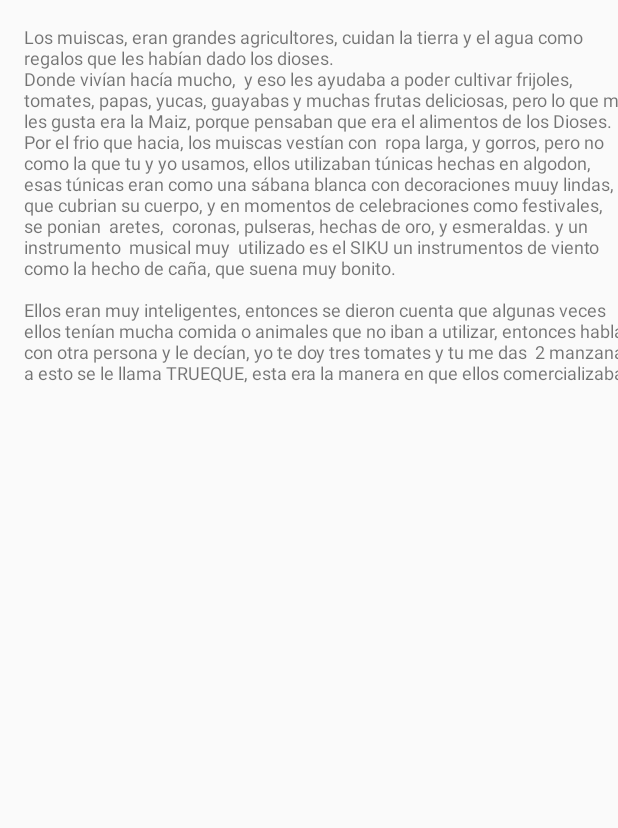
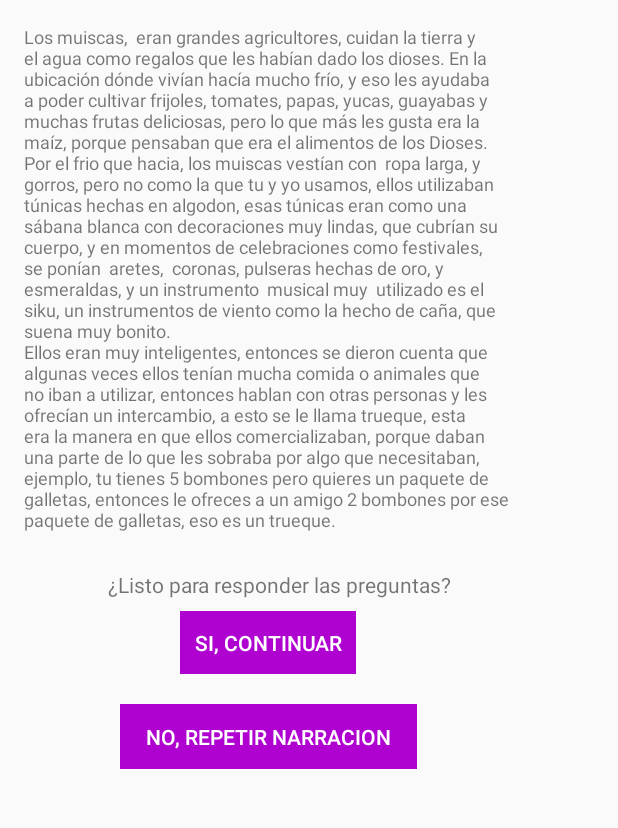
Before and after one commit to imdevelopco/Muiska, an Android app: the NarrationActivity screen opened directly, with no data from a screen before it, on a phone screen of 412 x 824 dp, the part 84-912 px from its top. Run offline under Robolectric (Android 15) with nearby library versions, the phone set to English and light mode, and no system bars.

Commit message:
Activities (Questions) and DAO(Questions and Answers)

```diff
--- a/app/src/main/java/com/example/muiska/models/DatabaseOpenHelper.java
+++ b/app/src/main/java/com/example/muiska/models/DatabaseOpenHelper.java
@@ -21,13 +21,13 @@ public class DatabaseOpenHelper extends SQLiteOpenHelper {
         db.execSQL(UtilitiesDatabase.Tabla_Respuesta.CREATE_TABLE_RESPUESTA);
         db.execSQL(UtilitiesDatabase.Tabla_Pregunta.CREATE_TABLE_PREGUNTA);
         db.execSQL(UtilitiesDatabase.Tabla_Respuesta_Pregunta.CREATE_TABLE_RESPUESTA_PREGUNTA);
-        /* insert*/
+        /* inserts*/
         this.insertEstacion(db,"Costumbres y modos de vida");
         this.insertNarracion(db,(
-                "Los muiscas, eran grandes agricultores, cuidan la tierra y el agua como regalos que les habían dado los dioses."
-                +"\n" +"Donde vivían hacía mucho,  y eso les ayudaba a poder cultivar frijoles, tomates, papas, yucas, guayabas y muchas frutas deliciosas, pero lo que más les gusta era la Maiz, porque pensaban que era el alimentos de los Dioses." +
-                        "\n" +  "Por el frio que hacia, los muiscas vestían con  ropa larga, y gorros, pero no como la que tu y yo usamos, ellos utilizaban túnicas hechas en algodon, esas túnicas eran como una sábana blanca con decoraciones muuy lindas, que cubrian su cuerpo, y en momentos de celebraciones como festivales, se ponian  aretes,  coronas, pulseras, hechas de oro, y esmeraldas. y un instrumento  musical muy  utilizado es el SIKU un instrumentos de viento como la hecho de caña, que suena muy bonito. \n" +
-                        "\n" +"Ellos eran muy inteligentes, entonces se dieron cuenta que algunas veces ellos tenían mucha comida o animales que no iban a utilizar, entonces hablan con otra persona y le decían, yo te doy tres tomates y tu me das  2 manzanas, a esto se le llama TRUEQUE, esta era la manera en que ellos comercializaban. \n"),
+                        "Los muiscas,  eran grandes agricultores, cuidan la tierra y el agua como regalos que les habían dado los dioses. En la ubicación dónde vivían hacía mucho frío, y eso les ayudaba a poder cultivar frijoles, tomates, papas, yucas, guayabas y muchas frutas deliciosas, pero lo que más les gusta era la maíz, porque pensaban que era el alimentos de los Dioses. \n" +
+                        "Por el frio que hacia, los muiscas vestían con  ropa larga, y gorros, pero no como la que tu y yo usamos, ellos utilizaban túnicas hechas en algodon, esas túnicas eran como una sábana blanca con decoraciones muy lindas, que cubrían su cuerpo, y en momentos de celebraciones como festivales, se ponían  aretes,  coronas, pulseras hechas de oro, y esmeraldas, y un instrumento  musical muy  utilizado es el siku, un instrumentos de viento como la hecho de caña, que suena muy bonito. \n" +
+                         "Ellos eran muy inteligentes, entonces se dieron cuenta que algunas veces ellos tenían mucha comida o animales que no iban a utilizar, entonces hablan con otras personas y les ofrecían un intercambio, a esto se le llama trueque, esta era la manera en que ellos comercializaban, porque daban una parte de lo que les sobraba por algo que necesitaban, ejemplo, tu tienes 5 bombones pero quieres un paquete de galletas, entonces le ofreces a un amigo 2 bombones por ese paquete de galletas, eso es un trueque. \n"
+                        ),
                 1);
         this.insertPregunta(db,"¿Cual es el alimento sagrado de los muiscas?",1);
         this.insertRespuesta(db,"Papas",1,0);
--- a/app/src/main/java/com/example/muiska/models/UtilitiesDatabase.java
+++ b/app/src/main/java/com/example/muiska/models/UtilitiesDatabase.java
@@ -49,7 +49,7 @@ public class UtilitiesDatabase {
         static final  String ENUNCIADO = "enunciado";
         static final  String ID_NARRACION = "id_narracion";
         static final  String CREATE_TABLE_PREGUNTA =  CREATE_TABLE + TABLE_NAME + "("
-                                                    + ID + INTEGER + NOT_NULL + ","
+                                                    + ID + INTEGER + PRIMARY_KEY + ","
                                                     + ENUNCIADO + TEXT + NOT_NULL + ","
                                                     + ID_NARRACION + INTEGER + NOT_NULL + "," +
                                                     FOREIGN_KEY + ID_NARRACION + REFERENCES +
--- a/app/src/main/res/layout/activity_dashboard.xml
+++ b/app/src/main/res/layout/activity_dashboard.xml
@@ -12,6 +12,7 @@
         android:layout_height="80dp"
         android:layout_marginStart="64dp"
         android:layout_marginTop="164dp"
+        android:contentDescription="Estacion # 1: Costumbres y modos de vida"
         android:onClick="cambiarActivity"
         app:layout_constraintStart_toStartOf="parent"
         app:layout_constraintTop_toTopOf="parent"
@@ -81,7 +82,7 @@
         android:id="@+id/stationOneTextView"
         android:layout_width="wrap_content"
         android:layout_height="wrap_content"
-        android:layout_marginStart="76dp"
+        android:layout_marginStart="36dp"
         android:layout_marginTop="132dp"
         android:text="Estacion # 1"
         app:layout_constraintStart_toStartOf="parent"
--- a/app/src/main/res/layout/activity_narration.xml
+++ b/app/src/main/res/layout/activity_narration.xml
@@ -8,13 +8,50 @@
 
     <TextView
         android:id="@+id/titleStation"
-        android:layout_width="wrap_content"
-        android:layout_height="wrap_content"
+        android:layout_width="327dp"
+        android:layout_height="352dp"
         android:layout_marginStart="16dp"
         android:layout_marginTop="16dp"
         android:text="TextView"
         android:textSize="12sp"
+        app:layout_constraintEnd_toEndOf="parent"
+        app:layout_constraintHorizontal_bias="0.0"
         app:layout_constraintStart_toStartOf="parent"
         app:layout_constraintTop_toTopOf="parent" />
 
+    <Button
+        android:id="@+id/buttonStartQuestions"
+        android:layout_width="117dp"
+        android:layout_height="42dp"
+        android:layout_marginStart="120dp"
+        android:layout_marginTop="8dp"
+        android:background="@color/colorPrimary"
+        android:text="Si, Continuar"
+        android:onClick="cambiarActivity"
+        android:textColor="@color/fondoAPP"
+        app:layout_constraintStart_toStartOf="parent"
+        app:layout_constraintTop_toBottomOf="@+id/questionToStartTextView" />
+
+    <Button
+        android:id="@+id/buttonRepeatNarration"
+        android:layout_width="198dp"
+        android:layout_height="43dp"
+        android:layout_marginStart="80dp"
+        android:layout_marginTop="20dp"
+        android:background="@color/colorPrimary"
+        android:text="No, repetir narracion"
+        android:textColor="@color/fondoAPP"
+        app:layout_constraintStart_toStartOf="parent"
+        app:layout_constraintTop_toBottomOf="@+id/buttonStartQuestions" />
+
+    <TextView
+        android:id="@+id/questionToStartTextView"
+        android:layout_width="wrap_content"
+        android:layout_height="wrap_content"
+        android:layout_marginStart="72dp"
+        android:layout_marginTop="12dp"
+        android:text="¿Listo para responder las preguntas?"
+        app:layout_constraintStart_toStartOf="parent"
+        app:layout_constraintTop_toBottomOf="@+id/titleStation" />
+
 </androidx.constraintlayout.widget.ConstraintLayout>
--- a/app/src/main/res/values/colors.xml
+++ b/app/src/main/res/values/colors.xml
@@ -1,6 +1,6 @@
 <?xml version="1.0" encoding="utf-8"?>
 <resources>
-    <color name="colorPrimary">#af02d0</color>
+    <color name="colorPrimary">#AF02D0</color>
     <color name="colorPrimaryDark">#00574B</color>
     <color name="colorAccent">#D81B60</color>
     <color name="fondoAPP">#FFFFFF</color>
```
Also changed, not shown: app/src/main/java/com/example/muiska/models/AnswerDAO.java (+28 -0 lines), app/src/main/java/com/example/muiska/models/QuestionDAO.java (+26 -0 lines), app/src/main/java/com/example/muiska/views/NarrationActivity.java (+7 -0 lines), app/src/main/java/com/example/muiska/views/QuestionActivity.java (+37 -0 lines), app/src/main/res/layout/activity_question.xml (+52 -0 lines).
